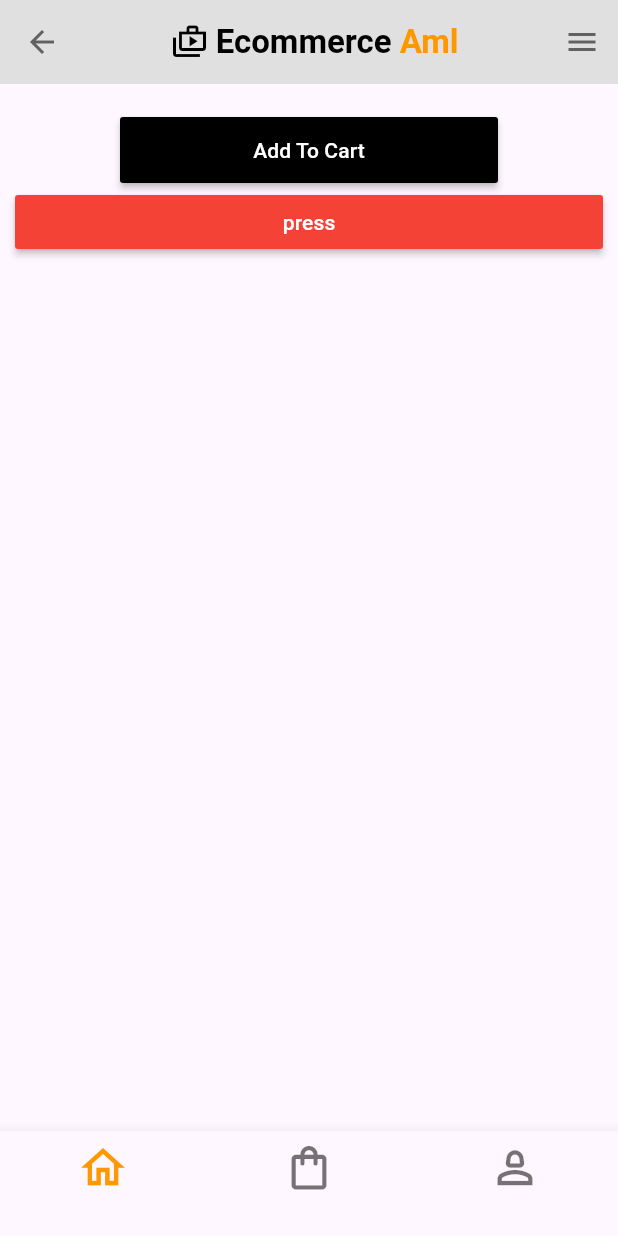
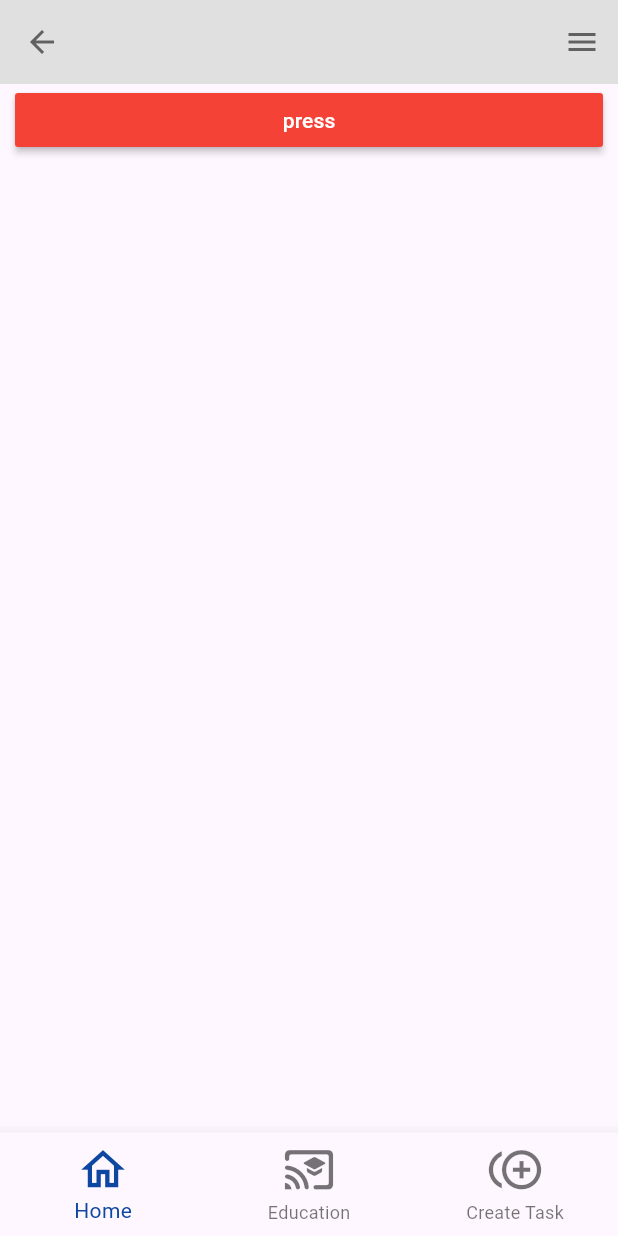
Before and after one commit to amlelmeligy/graduation-proj, a Flutter app: the about screen opened directly, on a phone screen of 412 x 824 dp. Run offline on Flutter 3.47's test engine with Material 3 defaults, Android fonts, the phone set to English and light mode, and no system bars.

Commit message:
first commit

```diff
--- a/proj/lib/chats/chat.dart
+++ b/proj/lib/chats/chat.dart
@@ -23,12 +23,6 @@ class chat extends StatelessWidget {
                     icon: Icon(Icons.control_point_duplicate_sharp),
                     label: "Create Task")
               ]),
-          // appBar: AppBar(
-          //     title: const Text("Flutter Home Page ",
-          //         style: TextStyle(
-          //             color: Colors.black,
-          //             fontSize: 40.5,
-          //             fontWeight: FontWeight.bold))),
           body: Container(
             color: Color.fromARGB(255, 238, 243, 246),
             padding: EdgeInsets.all(10),
--- a/proj/lib/home/about.dart
+++ b/proj/lib/home/about.dart
@@ -14,14 +14,18 @@ class _aboutState extends State<about> {
     return Scaffold(
         bottomNavigationBar: BottomNavigationBar(
             iconSize: 35,
-            selectedItemColor: Colors.orange,
+            selectedItemColor: Colors.blue[900],
             items: [
               BottomNavigationBarItem(
-                  icon: Icon(Icons.home_outlined), label: ""),
+                  icon: Icon(Icons.home_outlined), label: "Home"),
               BottomNavigationBarItem(
-                  icon: Icon(Icons.shopping_bag_outlined), label: ""),
+                  icon: Icon(
+                    Icons.cast_for_education_rounded,
+                  ),
+                  label: "Education"),
               BottomNavigationBarItem(
-                  icon: Icon(Icons.person_2_outlined), label: "")
+                  icon: Icon(Icons.control_point_duplicate_sharp),
+                  label: "Create Task")
             ]),
         endDrawer: Drawer(),
         appBar: AppBar(
@@ -30,42 +34,11 @@ class _aboutState extends State<about> {
           elevation: 0.0,
           // centerTitle: true,
           ////////////////////////////////////////////////////////////////
-          title: Row(
-            mainAxisAlignment: MainAxisAlignment.center,
-            children: [
-              Icon(
-                Icons.shop_2_outlined,
-                color: Colors.black,
-              ),
-              Text(
-                " Ecommerce",
-                style:
-                    TextStyle(color: Colors.black, fontWeight: FontWeight.bold),
-              ),
-              Text(
-                " Aml",
-                style: TextStyle(
-                    color: Colors.orange, fontWeight: FontWeight.bold),
-              )
-            ],
-          ),
+
           ///////////////////////////////////////////////////////////////////////
         ),
         body: ListView(
           children: [
-            Container(
-              padding: EdgeInsets.only(top: 20),
-              margin: const EdgeInsets.symmetric(horizontal: 80),
-              child: MaterialButton(
-                height: 44,
-                onPressed: () {},
-                child: Text(
-                  "Add To Cart",
-                  style: TextStyle(color: Colors.white),
-                ),
-                color: Colors.black,
-              ),
-            ),
             Container(
               margin: EdgeInsets.symmetric(horizontal: 10),
               child: MaterialButton(
```
